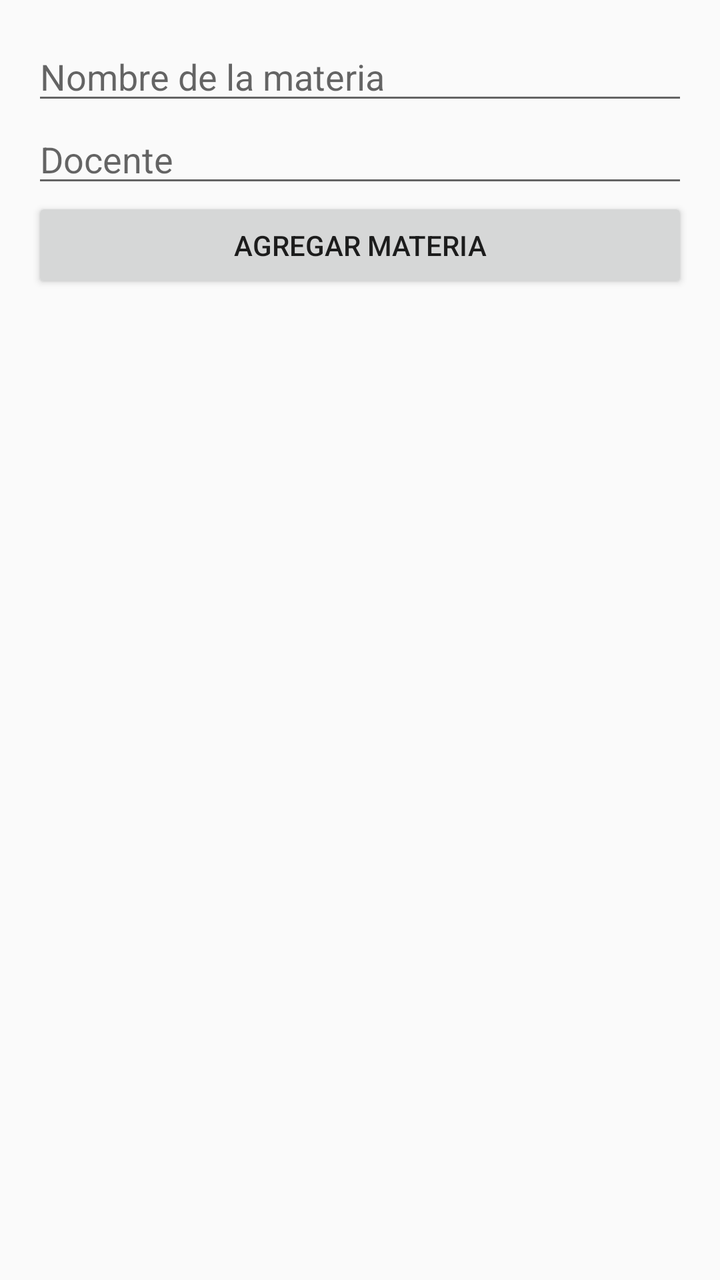
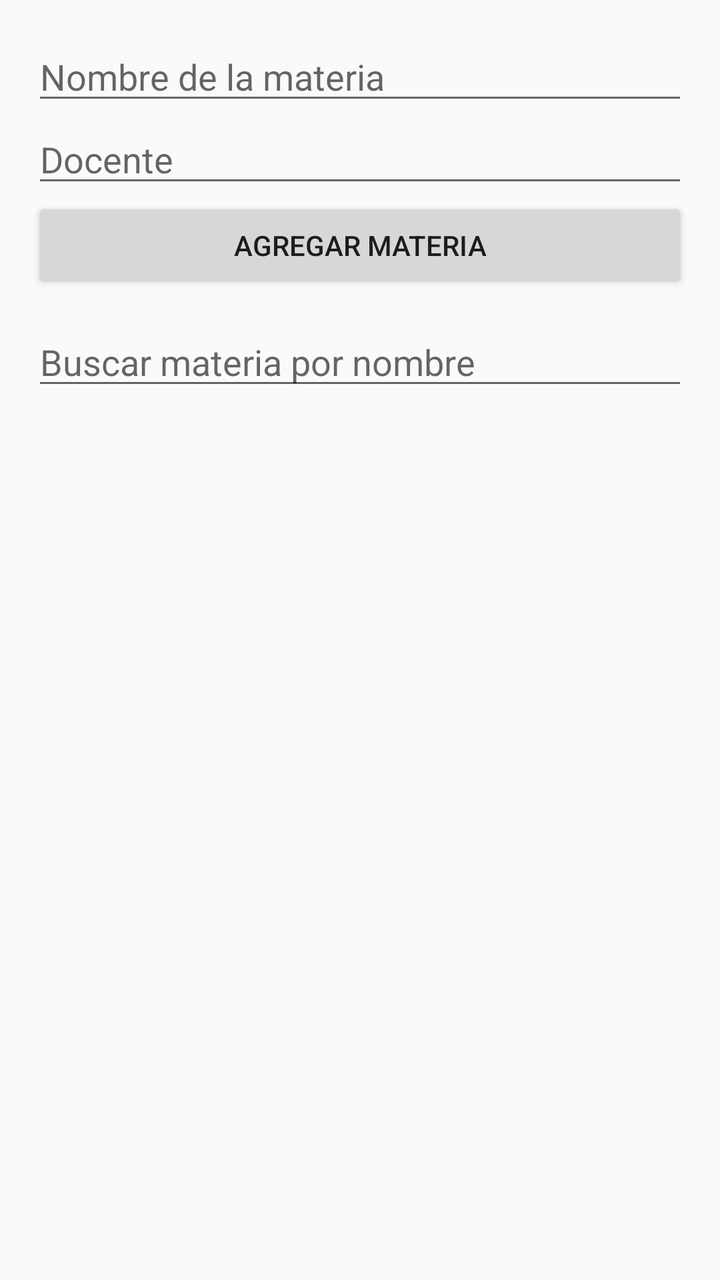

The first picture is an Android layout as it rendered before a commit; the second is the same layout after the commit. The layout source and the unified diff follow.
<!-- AndroidManifest.xml: application theme Theme.AgendaAcademica -->
<!-- res/layout/activity_materias.xml -->
<?xml version="1.0" encoding="utf-8"?>
<LinearLayout xmlns:android="http://schemas.android.com/apk/res/android"
    android:layout_width="match_parent"
    android:layout_height="match_parent"
    android:orientation="vertical"
    android:padding="16dp">

    <EditText
        android:id="@+id/etNombre"
        android:layout_width="match_parent"
        android:layout_height="wrap_content"
        android:hint="Nombre de la materia"
        android:inputType="textCapWords" />

    <EditText
        android:id="@+id/etDocente"
        android:layout_width="match_parent"
        android:layout_height="wrap_content"
        android:hint="Docente"
        android:inputType="textPersonName" />

    <Button
        android:id="@+id/btnGuardar"
        android:layout_width="match_parent"
        android:layout_height="wrap_content"
        android:text="Agregar materia" />

    <androidx.recyclerview.widget.RecyclerView
        android:id="@+id/rvMaterias"
        android:layout_width="match_parent"
        android:layout_height="0dp"
        android:layout_marginTop="12dp"
        android:layout_weight="1" />
</LinearLayout>
<!-- resources referenced by this layout -->
<resources>
  <style name="Theme.AgendaAcademica" parent="Theme.AppCompat.Light.DarkActionBar" />
</resources>

<!-- the commit's change to res/layout/activity_materias.xml (unified diff, before → after) -->
@@ -25,6 +25,14 @@
         android:layout_height="wrap_content"
         android:text="Agregar materia" />
 
+    <EditText
+        android:id="@+id/etBuscarMateria"
+        android:layout_width="match_parent"
+        android:layout_height="wrap_content"
+        android:layout_marginTop="12dp"
+        android:hint="Buscar materia por nombre"
+        android:inputType="text" />
+
     <androidx.recyclerview.widget.RecyclerView
         android:id="@+id/rvMaterias"
         android:layout_width="match_parent"
